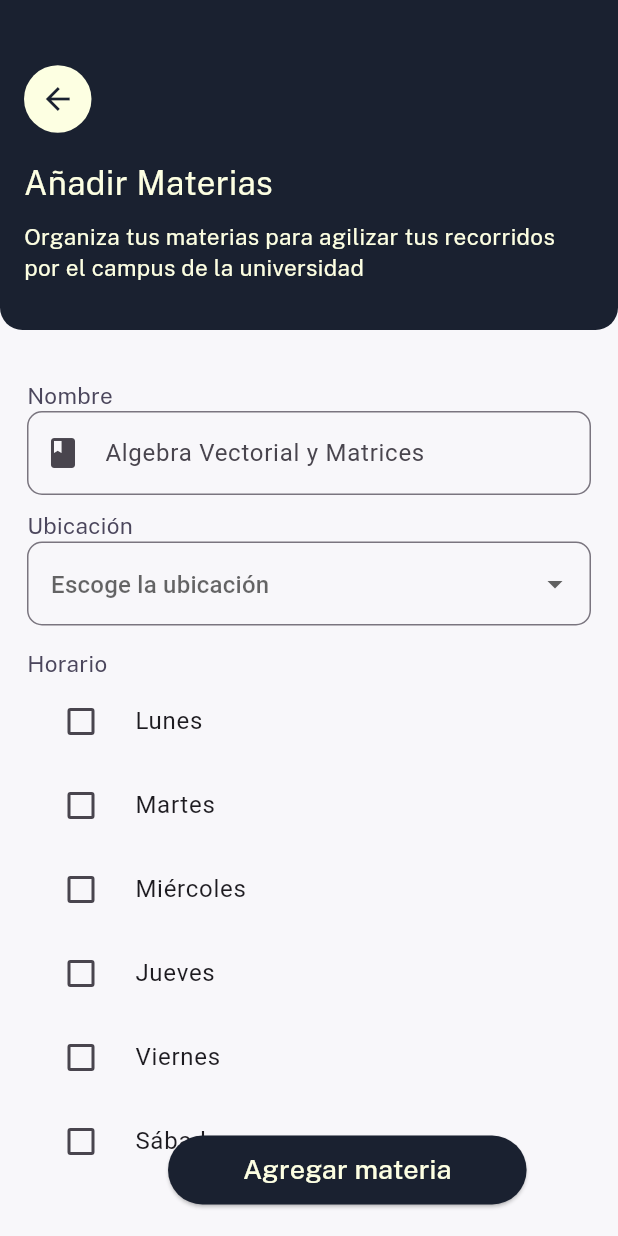
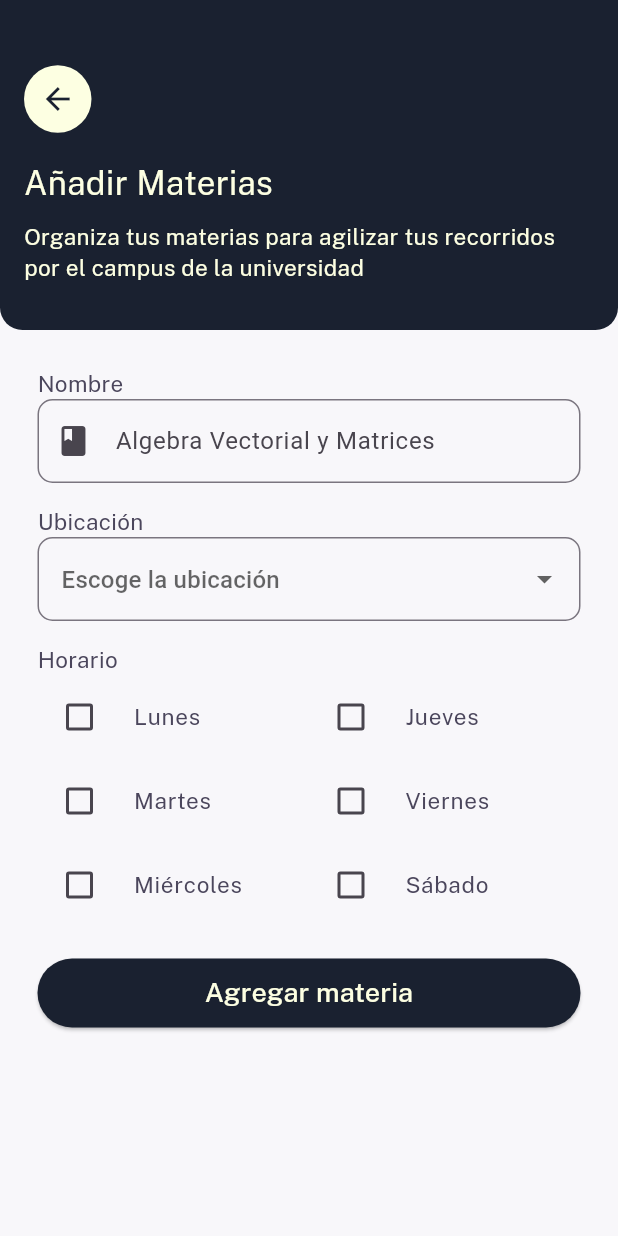
Before and after one commit to UCA-Walkmate/uca-walkmate, a Flutter app: the SubjectFormScreen screen opened directly, on a phone screen of 412 x 824 dp. Run offline on Flutter 3.47's test engine with Material 3 defaults, Android fonts, the phone set to English and light mode, and no system bars; our stand-ins replace flutter_map, go_router, google_fonts, latlong2.

Commit message:
fix:Changing form screen

```diff
--- a/uca_walkmate/lib/config/router/app_router.dart
+++ b/uca_walkmate/lib/config/router/app_router.dart
@@ -2,12 +2,13 @@ import 'package:go_router/go_router.dart';
 import 'package:uca_walkmate/presentation/screens/event/event_screen.dart';
 import 'package:uca_walkmate/presentation/screens/map/full_screen_map.dart';
 import 'package:uca_walkmate/presentation/screens/subject/subject_screen.dart';
+import 'package:uca_walkmate/presentation/screens/subject_form_screen.dart';
 
 final AppRouter = GoRouter(routes: [
   GoRoute(
-    name: FullScreenMap.routeName,
+    name: SubjectFormScreen.routeName,
     path: '/',
-    builder: (context, state) => const FullScreenMap(),
+    builder: (context, state) => const SubjectFormScreen(),
   ),
   GoRoute(
     name: SubjectScreen.routeName,
--- a/uca_walkmate/lib/presentation/screens/subject_form_screen.dart
+++ b/uca_walkmate/lib/presentation/screens/subject_form_screen.dart
@@ -4,22 +4,32 @@ import 'package:uca_walkmate/presentation/widgets/appbar/subject_app_bar.dart';
 import 'package:uca_walkmate/presentation/widgets/form/new_subject_form.dart';
 
 class SubjectFormScreen extends StatelessWidget {
+  static const routeName = 'subject-form';
+
   const SubjectFormScreen({super.key});
+
 
   @override
   Widget build(context) {
     double screenWidth = MediaQuery.of(context).size.width;
 
-    return Scaffold(
+    return const Scaffold(
         resizeToAvoidBottomInset: true,
-        backgroundColor: const Color(0XFFF8F7FA),
+        backgroundColor: Color(0XFFF8F7FA),
         body: SingleChildScrollView(
           child: Column(
             children: [
               //Appbar
-              const SubjectsAppBar(),
+              SubjectsAppBar(),
 
-              Stack(
+              //Form
+                  SingleChildScrollView(child: NewSubjectForm()),
+                  //NewSubjectButton()
+
+                  //Button
+
+
+             /* Stack(
                 children: [
                   //Form
                   const SingleChildScrollView(child: NewSubjectForm()),
@@ -30,7 +40,7 @@ class SubjectFormScreen extends StatelessWidget {
                       left: screenWidth - 300,
                       child: const NewSubjectButton()),
                 ],
-              )
+              )*/
 
               //Button
             ],
--- a/uca_walkmate/lib/presentation/widgets/form/new_subject_form.dart
+++ b/uca_walkmate/lib/presentation/widgets/form/new_subject_form.dart
@@ -1,14 +1,9 @@
 import 'package:flutter/material.dart';
 import 'package:google_fonts/google_fonts.dart';
 
-List<String> days = [
-  'Lunes',
-  'Martes',
-  'Miércoles',
-  'Jueves',
-  'Viernes',
-  'Sábado'
-];
+List<String> days1 = ['Lunes', 'Martes', 'Miércoles'];
+
+List<String> days2 = ['Jueves', 'Viernes', 'Sábado'];
 
 class NewSubjectForm extends StatelessWidget {
   const NewSubjectForm({super.key});
@@ -21,14 +16,15 @@ class NewSubjectForm extends StatelessWidget {
   Widget build(BuildContext context) {
     double screenHeight = MediaQuery.of(context).size.height;
 
-
     return SizedBox(
       height: screenHeight - 240,
       child: Form(
         child: ListView(
-          padding: const EdgeInsets.all(18),
+          padding: const EdgeInsets.symmetric(horizontal: 25, vertical: 10),
           children: [
-            SizedBox(height: 15,),
+            const SizedBox(
+              height: 15,
+            ),
             Text('Nombre',
                 textAlign: TextAlign.start,
                 style: GoogleFonts.publicSans(
@@ -50,7 +46,7 @@ class NewSubjectForm extends StatelessWidget {
               ),
             ),
             const SizedBox(
-              height: 10,
+              height: 15,
             ),
             Text('Ubicación',
                 textAlign: TextAlign.start,
@@ -97,15 +93,28 @@ class NewSubjectForm extends StatelessWidget {
                     fontSize: 15,
                   ),
                 )),
-            SingleChildScrollView(
-              child: Column(
-                children: days.map((day) => DailyCheckBox(day: day)).toList(),
-              ),
+            Row(
+              children: [
+                Expanded(
+                  // Fills available space horizontally
+                  child: Column(
+                    children:
+                        days1.map((day) => DailyCheckBox(day: day)).toList(),
+                  ),
+                ),
+                Expanded(
+                  // Second column with similar logic
+                  child: Column(
+                    children:
+                        days2.map((day) => DailyCheckBox(day: day)).toList(),
+                  ),
+                ),
+              ],
             ),
             const SizedBox(
               height: 20,
             ),
-
+            const NewSubjectButton()
           ],
         ),
       ),
@@ -123,12 +132,48 @@ class DailyCheckBox extends StatelessWidget {
     return Column(
       children: [
         CheckboxListTile(
-          title: Text(day),
+          title: Text(day,
+              textAlign: TextAlign.start,
+              style: GoogleFonts.publicSans(
+                textStyle: const TextStyle(
+                  color: Color(0XFF4B465C),
+                  fontSize: 15,
+                ),
+              )),
           value: false,
           onChanged: (value) => true,
           controlAffinity: ListTileControlAffinity.leading,
+          contentPadding: const EdgeInsets.only(left: 8),
         )
       ],
     );
   }
 }
+
+class NewSubjectButton extends StatelessWidget {
+  const NewSubjectButton({super.key});
+
+  @override
+  Widget build(BuildContext context) {
+    return ElevatedButton(
+      onPressed: () {
+        // Handle button press action here
+      },
+      style: ElevatedButton.styleFrom(
+        backgroundColor: const Color(0XFF1A2130),
+        padding: const EdgeInsets.symmetric(horizontal: 50, vertical: 10),
+        shape: RoundedRectangleBorder(
+          borderRadius: BorderRadius.circular(30),
+        ),
+      ),
+      child: Text('Agregar materia',
+          textAlign: TextAlign.end,
+          style: GoogleFonts.publicSans(
+            textStyle: const TextStyle(
+              color: Color(0XFFFDFFE2),
+              fontSize: 18,
+            ),
+          )),
+    );
+  }
+}
```
Also changed, not shown: uca_walkmate/pubspec.lock.
